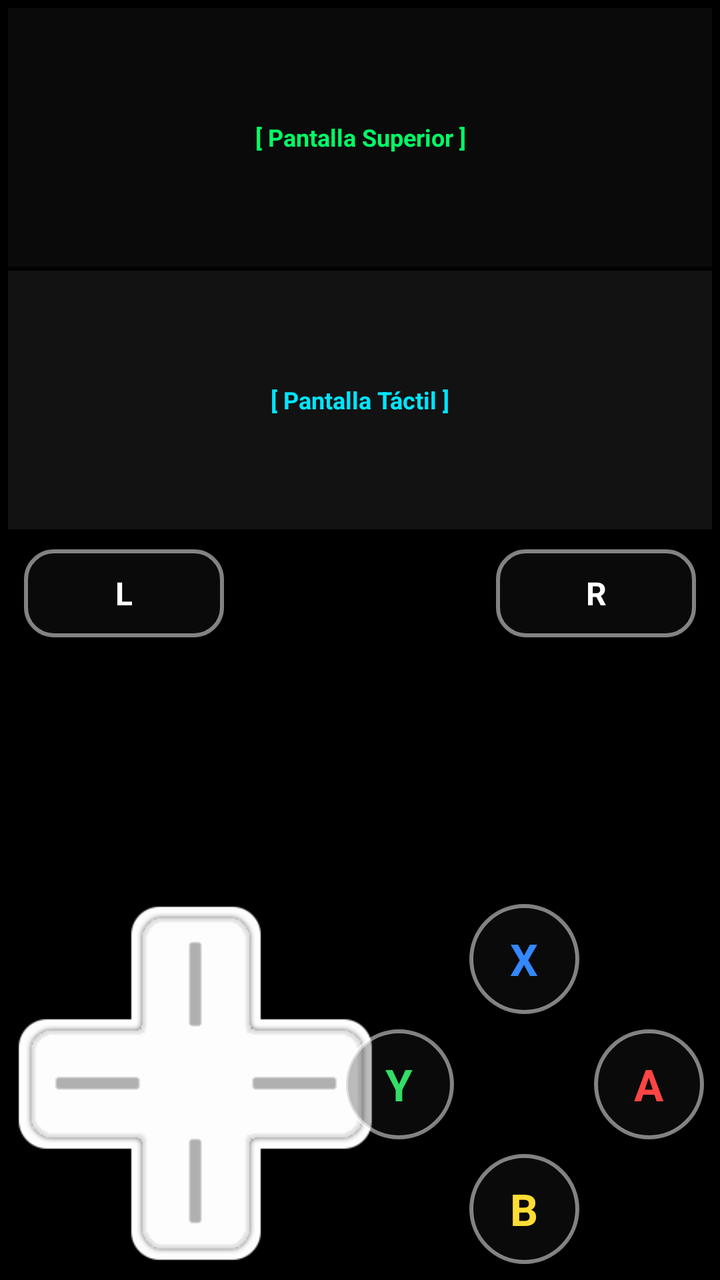
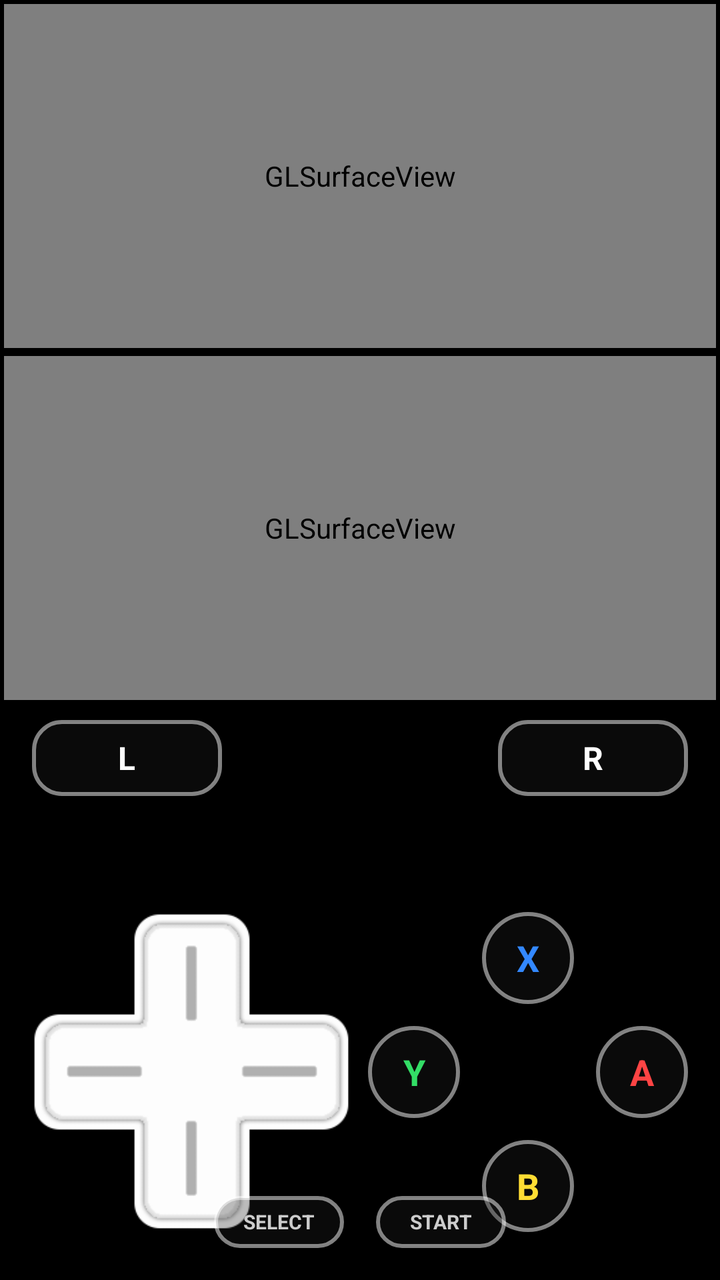

The first picture is an Android layout as it rendered before a commit; the second is the same layout after the commit. The layout source and the unified diff follow.
<!-- AndroidManifest.xml: application theme Theme.MaterialComponents.DayNight.NoActionBar -->
<!-- res/layout/activity_main.xml -->
<?xml version="1.0" encoding="utf-8"?>
<androidx.constraintlayout.widget.ConstraintLayout xmlns:android="http://schemas.android.com/apk/res/android"
    xmlns:app="http://schemas.android.com/apk/res-auto"
    android:layout_width="match_parent"
    android:layout_height="match_parent"
    android:background="#000000">

    
    <LinearLayout
        android:id="@+id/screens_container"
        android:layout_width="0dp"
        android:layout_height="0dp"
        android:orientation="vertical"
        android:background="#000000"
        app:layout_constraintTop_toTopOf="parent"
        app:layout_constraintBottom_toTopOf="@id/controls_guide"
        app:layout_constraintStart_toStartOf="parent"
        app:layout_constraintEnd_toEndOf="parent"
        android:padding="4dp">

        <TextView
            android:id="@+id/screen_top"
            android:layout_width="match_parent"
            android:layout_height="0dp"
            android:layout_weight="1"
            android:layout_marginBottom="2dp"
            android:background="#0A0A0A"
            android:gravity="center"
            android:text="[ Pantalla Superior ]"
            android:textColor="#00FF66"
            android:textSize="12sp"
            android:textStyle="bold" />

        <TextView
            android:id="@+id/screen_bottom"
            android:layout_width="match_parent"
            android:layout_height="0dp"
            android:layout_weight="1"
            android:background="#121212"
            android:gravity="center"
            android:text="[ Pantalla Táctil ]"
            android:textColor="#00E5FF"
            android:textSize="12sp"
            android:textStyle="bold" />
    </LinearLayout>

    <androidx.constraintlayout.widget.Guideline
        android:id="@+id/controls_guide"
        android:layout_width="wrap_content"
        android:layout_height="wrap_content"
        android:orientation="horizontal"
        app:layout_constraintGuide_percent="0.42" />

    
    <TextView
        android:id="@+id/btn_l"
        android:layout_width="100dp"
        android:layout_height="44dp"
        android:layout_marginStart="12dp"
        android:layout_marginTop="6dp"
        android:background="@drawable/btn_pill"
        android:gravity="center"
        android:text="L"
        android:textColor="#FFFFFF"
        android:textSize="16sp"
        android:textStyle="bold"
        app:layout_constraintStart_toStartOf="parent"
        app:layout_constraintTop_toBottomOf="@id/controls_guide" />

    <TextView
        android:id="@+id/btn_r"
        android:layout_width="100dp"
        android:layout_height="44dp"
        android:layout_marginEnd="12dp"
        android:layout_marginTop="6dp"
        android:background="@drawable/btn_pill"
        android:gravity="center"
        android:text="R"
        android:textColor="#FFFFFF"
        android:textSize="16sp"
        android:textStyle="bold"
        app:layout_constraintEnd_toEndOf="parent"
        app:layout_constraintTop_toBottomOf="@id/controls_guide" />

    
    <RelativeLayout
        android:id="@+id/dpad_container"
        android:layout_width="180dp"
        android:layout_height="180dp"
        android:layout_marginStart="8dp"
        android:layout_marginBottom="8dp"
        app:layout_constraintBottom_toBottomOf="parent"
        app:layout_constraintStart_toStartOf="parent">

        <ImageView
            android:layout_width="match_parent"
            android:layout_height="match_parent"
            android:scaleType="fitCenter"
            android:src="@drawable/dpad_0" />

        <View
            android:id="@+id/btn_up"
            android:layout_width="60dp"
            android:layout_height="60dp"
            android:layout_centerHorizontal="true"
            android:layout_alignParentTop="true" />

        <View
            android:id="@+id/btn_down"
            android:layout_width="60dp"
            android:layout_height="60dp"
            android:layout_centerHorizontal="true"
            android:layout_alignParentBottom="true" />

        <View
            android:id="@+id/btn_left"
            android:layout_width="60dp"
            android:layout_height="60dp"
            android:layout_centerVertical="true"
            android:layout_alignParentStart="true" />

        <View
            android:id="@+id/btn_right"
            android:layout_width="60dp"
            android:layout_height="60dp"
            android:layout_centerVertical="true"
            android:layout_alignParentEnd="true" />
    </RelativeLayout>

    
    <androidx.constraintlayout.widget.ConstraintLayout
        android:id="@+id/abxy_container"
        android:layout_width="180dp"
        android:layout_height="180dp"
        android:layout_marginEnd="8dp"
        android:layout_marginBottom="8dp"
        app:layout_constraintBottom_toBottomOf="parent"
        app:layout_constraintEnd_toEndOf="parent">

        <TextView
            android:id="@+id/btn_x"
            android:layout_width="55dp"
            android:layout_height="55dp"
            android:background="@drawable/btn_round"
            android:gravity="center"
            android:text="X"
            android:textColor="#3388FF"
            android:textSize="22sp"
            android:textStyle="bold"
            app:layout_constraintTop_toTopOf="parent"
            app:layout_constraintStart_toStartOf="parent"
            app:layout_constraintEnd_toEndOf="parent" />

        <TextView
            android:id="@+id/btn_b"
            android:layout_width="55dp"
            android:layout_height="55dp"
            android:background="@drawable/btn_round"
            android:gravity="center"
            android:text="B"
            android:textColor="#FFDD33"
            android:textSize="22sp"
            android:textStyle="bold"
            app:layout_constraintBottom_toBottomOf="parent"
            app:layout_constraintStart_toStartOf="parent"
            app:layout_constraintEnd_toEndOf="parent" />

        <TextView
            android:id="@+id/btn_y"
            android:layout_width="55dp"
            android:layout_height="55dp"
            android:background="@drawable/btn_round"
            android:gravity="center"
            android:text="Y"
            android:textColor="#33DD66"
            android:textSize="22sp"
            android:textStyle="bold"
            app:layout_constraintStart_toStartOf="parent"
            app:layout_constraintTop_toTopOf="parent"
            app:layout_constraintBottom_toBottomOf="parent" />

        <TextView
            android:id="@+id/btn_a"
            android:layout_width="55dp"
            android:layout_height="55dp"
            android:background="@drawable/btn_round"
            android:gravity="center"
            android:text="A"
            android:textColor="#FF4444"
            android:textSize="22sp"
            android:textStyle="bold"
            app:layout_constraintEnd_toEndOf="parent"
            app:layout_constraintTop_toTopOf="parent"
            app:layout_constraintBottom_toBottomOf="parent" />
    </androidx.constraintlayout.widget.ConstraintLayout>

    
    <LinearLayout
        android:layout_width="wrap_content"
        android:layout_height="wrap_content"
        android:orientation="horizontal"
        android:layout_marginBottom="12dp"
        app:layout_constraintBottom_toBottomOf="parent"
        app:layout_constraintStart_toEndOf="@id/dpad_container"
        app:layout_constraintEnd_toStartOf="@id/abxy_container">

        <TextView
            android:id="@+id/btn_select"
            android:layout_width="65dp"
            android:layout_height="30dp"
            android:layout_marginEnd="6dp"
            android:background="@drawable/btn_pill"
            android:gravity="center"
            android:text="SELECT"
            android:textColor="#CCCCCC"
            android:textSize="11sp"
            android:textStyle="bold" />

        <TextView
            android:id="@+id/btn_start"
            android:layout_width="65dp"
            android:layout_height="30dp"
            android:layout_marginStart="6dp"
            android:background="@drawable/btn_pill"
            android:gravity="center"
            android:text="START"
            android:textColor="#CCCCCC"
            android:textSize="11sp"
            android:textStyle="bold" />
    </LinearLayout>

</androidx.constraintlayout.widget.ConstraintLayout>
<!-- resources referenced by this layout -->
<resources>
  <!-- drawable btn_pill (drawable) -->
  <?xml version="1.0" encoding="utf-8"?>
  <shape xmlns:android="http://schemas.android.com/apk/res/android"
      android:shape="rectangle">
      <corners android:radius="14dp" />
      <solid android:color="#4D222222" />
      <stroke
          android:width="2dp"
          android:color="#80FFFFFF" />
  </shape>
  <!-- drawable btn_round (drawable) -->
  <?xml version="1.0" encoding="utf-8"?>
  <shape xmlns:android="http://schemas.android.com/apk/res/android"
      android:shape="oval">
      <solid android:color="#4D222222" />
      <stroke
          android:width="2dp"
          android:color="#80FFFFFF" />
  </shape>
  <!-- drawable dpad_0: png bitmap (drawable, 8874 bytes) -->
</resources>

<!-- the commit's change to res/layout/activity_main.xml (unified diff, before → after) -->
@@ -11,53 +11,43 @@
         android:layout_width="0dp"
         android:layout_height="0dp"
         android:orientation="vertical"
-        android:background="#000000"
+        android:gravity="center"
         app:layout_constraintTop_toTopOf="parent"
-        app:layout_constraintBottom_toTopOf="@id/controls_guide"
+        app:layout_constraintBottom_toTopOf="@id/controls_guideline"
         app:layout_constraintStart_toStartOf="parent"
-        app:layout_constraintEnd_toEndOf="parent"
-        android:padding="4dp">
-
-        <TextView
-            android:id="@+id/screen_top"
+        app:layout_constraintEnd_toEndOf="parent">
+
+        
+        <android.opengl.GLSurfaceView
+            android:id="@+id/gl_screen_top"
             android:layout_width="match_parent"
             android:layout_height="0dp"
             android:layout_weight="1"
-            android:layout_marginBottom="2dp"
-            android:background="#0A0A0A"
-            android:gravity="center"
-            android:text="[ Pantalla Superior ]"
-            android:textColor="#00FF66"
-            android:textSize="12sp"
-            android:textStyle="bold" />
-
-        <TextView
-            android:id="@+id/screen_bottom"
+            android:layout_margin="2dp" />
+
+        
+        <android.opengl.GLSurfaceView
+            android:id="@+id/gl_screen_bottom"
             android:layout_width="match_parent"
             android:layout_height="0dp"
             android:layout_weight="1"
-            android:background="#121212"
-            android:gravity="center"
-            android:text="[ Pantalla Táctil ]"
-            android:textColor="#00E5FF"
-            android:textSize="12sp"
-            android:textStyle="bold" />
+            android:layout_margin="2dp" />
     </LinearLayout>
 
     <androidx.constraintlayout.widget.Guideline
-        android:id="@+id/controls_guide"
+        android:id="@+id/controls_guideline"
         android:layout_width="wrap_content"
         android:layout_height="wrap_content"
         android:orientation="horizontal"
-        app:layout_constraintGuide_percent="0.42" />
+        app:layout_constraintGuide_percent="0.55" />
 
     
     <TextView
         android:id="@+id/btn_l"
-        android:layout_width="100dp"
-        android:layout_height="44dp"
-        android:layout_marginStart="12dp"
-        android:layout_marginTop="6dp"
+        android:layout_width="95dp"
+        android:layout_height="38dp"
+        android:layout_marginStart="16dp"
+        android:layout_marginTop="8dp"
         android:background="@drawable/btn_pill"
         android:gravity="center"
         android:text="L"
@@ -65,14 +55,14 @@
         android:textSize="16sp"
         android:textStyle="bold"
         app:layout_constraintStart_toStartOf="parent"
-        app:layout_constraintTop_toBottomOf="@id/controls_guide" />
+        app:layout_constraintTop_toBottomOf="@id/controls_guideline" />
 
     <TextView
         android:id="@+id/btn_r"
-        android:layout_width="100dp"
-        android:layout_height="44dp"
-        android:layout_marginEnd="12dp"
-        android:layout_marginTop="6dp"
+        android:layout_width="95dp"
+        android:layout_height="38dp"
+        android:layout_marginEnd="16dp"
+        android:layout_marginTop="8dp"
         android:background="@drawable/btn_pill"
         android:gravity="center"
         android:text="R"
@@ -80,15 +70,15 @@
         android:textSize="16sp"
         android:textStyle="bold"
         app:layout_constraintEnd_toEndOf="parent"
-        app:layout_constraintTop_toBottomOf="@id/controls_guide" />
+        app:layout_constraintTop_toBottomOf="@id/controls_guideline" />
 
     
     <RelativeLayout
         android:id="@+id/dpad_container"
-        android:layout_width="180dp"
-        android:layout_height="180dp"
-        android:layout_marginStart="8dp"
-        android:layout_marginBottom="8dp"
+        android:layout_width="160dp"
+        android:layout_height="160dp"
+        android:layout_marginStart="16dp"
+        android:layout_marginBottom="24dp"
         app:layout_constraintBottom_toBottomOf="parent"
         app:layout_constraintStart_toStartOf="parent">
 
@@ -100,29 +90,29 @@
 
         <View
             android:id="@+id/btn_up"
-            android:layout_width="60dp"
-            android:layout_height="60dp"
+            android:layout_width="50dp"
+            android:layout_height="50dp"
             android:layout_centerHorizontal="true"
             android:layout_alignParentTop="true" />
 
         <View
             android:id="@+id/btn_down"
-            android:layout_width="60dp"
-            android:layout_height="60dp"
+            android:layout_width="50dp"
+            android:layout_height="50dp"
             android:layout_centerHorizontal="true"
             android:layout_alignParentBottom="true" />
 
         <View
             android:id="@+id/btn_left"
-            android:layout_width="60dp"
-            android:layout_height="60dp"
+            android:layout_width="50dp"
+            android:layout_height="50dp"
             android:layout_centerVertical="true"
             android:layout_alignParentStart="true" />
 
         <View
             android:id="@+id/btn_right"
-            android:layout_width="60dp"
-            android:layout_height="60dp"
+            android:layout_width="50dp"
+            android:layout_height="50dp"
             android:layout_centerVertical="true"
             android:layout_alignParentEnd="true" />
     </RelativeLayout>
@@ -130,22 +120,22 @@
     
     <androidx.constraintlayout.widget.ConstraintLayout
         android:id="@+id/abxy_container"
-        android:layout_width="180dp"
-        android:layout_height="180dp"
-        android:layout_marginEnd="8dp"
-        android:layout_marginBottom="8dp"
+        android:layout_width="160dp"
+        android:layout_height="160dp"
+        android:layout_marginEnd="16dp"
+        android:layout_marginBottom="24dp"
         app:layout_constraintBottom_toBottomOf="parent"
         app:layout_constraintEnd_toEndOf="parent">
 
         <TextView
             android:id="@+id/btn_x"
-            android:layout_width="55dp"
-            android:layout_height="55dp"
+            android:layout_width="46dp"
+            android:layout_height="46dp"
             android:background="@drawable/btn_round"
             android:gravity="center"
             android:text="X"
             android:textColor="#3388FF"
-            android:textSize="22sp"
+            android:textSize="18sp"
             android:textStyle="bold"
             app:layout_constraintTop_toTopOf="parent"
             app:layout_constraintStart_toStartOf="parent"
@@ -153,13 +143,13 @@
 
         <TextView
             android:id="@+id/btn_b"
-            android:layout_width="55dp"
-            android:layout_height="55dp"
+            android:layout_width="46dp"
+            android:layout_height="46dp"
             android:background="@drawable/btn_round"
             android:gravity="center"
             android:text="B"
             android:textColor="#FFDD33"
-            android:textSize="22sp"
+            android:textSize="18sp"
             android:textStyle="bold"
             app:layout_constraintBottom_toBottomOf="parent"
             app:layout_constraintStart_toStartOf="parent"
@@ -167,13 +157,13 @@
 
         <TextView
             android:id="@+id/btn_y"
-            android:layout_width="55dp"
-            android:layout_height="55dp"
+            android:layout_width="46dp"
+            android:layout_height="46dp"
             android:background="@drawable/btn_round"
             android:gravity="center"
             android:text="Y"
             android:textColor="#33DD66"
-            android:textSize="22sp"
+            android:textSize="18sp"
             android:textStyle="bold"
             app:layout_constraintStart_toStartOf="parent"
             app:layout_constraintTop_toTopOf="parent"
@@ -181,13 +171,13 @@
 
         <TextView
             android:id="@+id/btn_a"
-            android:layout_width="55dp"
-            android:layout_height="55dp"
+            android:layout_width="46dp"
+            android:layout_height="46dp"
             android:background="@drawable/btn_round"
             android:gravity="center"
             android:text="A"
             android:textColor="#FF4444"
-            android:textSize="22sp"
+            android:textSize="18sp"
             android:textStyle="bold"
             app:layout_constraintEnd_toEndOf="parent"
             app:layout_constraintTop_toTopOf="parent"
@@ -199,33 +189,33 @@
         android:layout_width="wrap_content"
         android:layout_height="wrap_content"
         android:orientation="horizontal"
-        android:layout_marginBottom="12dp"
+        android:layout_marginBottom="16dp"
         app:layout_constraintBottom_toBottomOf="parent"
-        app:layout_constraintStart_toEndOf="@id/dpad_container"
-        app:layout_constraintEnd_toStartOf="@id/abxy_container">
+        app:layout_constraintStart_toStartOf="parent"
+        app:layout_constraintEnd_toEndOf="parent">
 
         <TextView
             android:id="@+id/btn_select"
             android:layout_width="65dp"
-            android:layout_height="30dp"
-            android:layout_marginEnd="6dp"
+            android:layout_height="26dp"
+            android:layout_marginEnd="8dp"
             android:background="@drawable/btn_pill"
             android:gravity="center"
             android:text="SELECT"
             android:textColor="#CCCCCC"
-            android:textSize="11sp"
+            android:textSize="10sp"
             android:textStyle="bold" />
 
         <TextView
             android:id="@+id/btn_start"
             android:layout_width="65dp"
-            android:layout_height="30dp"
-            android:layout_marginStart="6dp"
+            android:layout_height="26dp"
+            android:layout_marginStart="8dp"
             android:background="@drawable/btn_pill"
             android:gravity="center"
             android:text="START"
             android:textColor="#CCCCCC"
-            android:textSize="11sp"
+            android:textSize="10sp"
             android:textStyle="bold" />
     </LinearLayout>
 
